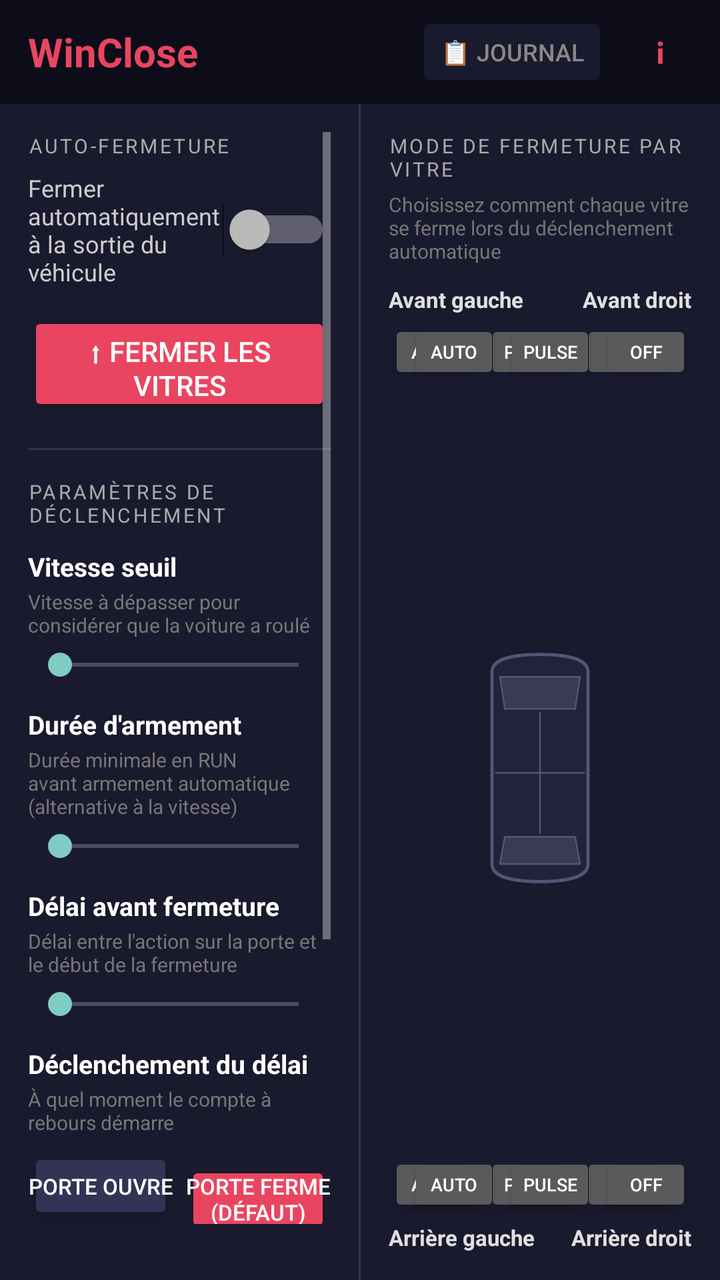
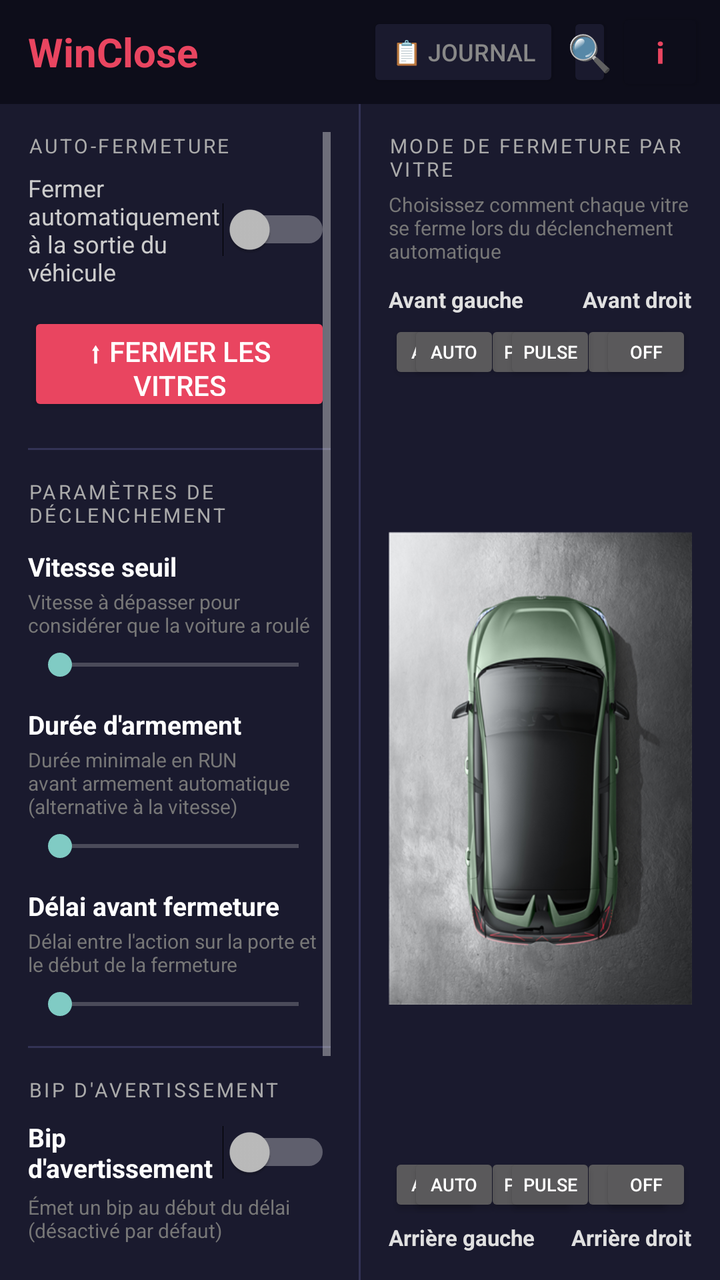

An Android layout rendered at two revisions. The XML below is the earlier revision; the diff shows what the commit changed to produce the second picture.
<!-- AndroidManifest.xml: application theme Theme.WinClose -->
<!-- res/layout/activity_main.xml -->
<?xml version="1.0" encoding="utf-8"?>
<LinearLayout xmlns:android="http://schemas.android.com/apk/res/android"
    android:layout_width="match_parent"
    android:layout_height="match_parent"
    android:orientation="vertical"
    android:background="#1A1A2E">

    
    <LinearLayout
        android:layout_width="match_parent"
        android:layout_height="52dp"
        android:orientation="horizontal"
        android:gravity="center_vertical"
        android:paddingStart="14dp"
        android:paddingEnd="8dp"
        android:background="#0D0D1A">

        <TextView
            android:layout_width="0dp"
            android:layout_height="wrap_content"
            android:layout_weight="1"
            android:text="@string/app_name"
            android:textColor="#E94560"
            android:textSize="20sp"
            android:textStyle="bold" />

        <Button
            android:id="@+id/btn_view_log"
            android:layout_width="wrap_content"
            android:layout_height="40dp"
            android:text="@string/btn_view_log"
            android:textColor="#888888"
            android:textSize="12sp"
            android:paddingStart="12dp"
            android:paddingEnd="12dp"
            android:minWidth="0dp"
            android:backgroundTint="#1A1A2E"
            android:layout_marginEnd="4dp" />

        <Button
            android:id="@+id/btn_info"
            android:layout_width="44dp"
            android:layout_height="44dp"
            android:text="ℹ"
            android:textColor="#E94560"
            android:textSize="22sp"
            android:padding="0dp"
            android:minWidth="0dp"
            android:minHeight="0dp"
            android:backgroundTint="#0D0D1A" />

    </LinearLayout>

    
    <LinearLayout
        android:layout_width="match_parent"
        android:layout_height="0dp"
        android:layout_weight="1"
        android:orientation="horizontal">

        
        <ScrollView
            android:layout_width="0dp"
            android:layout_height="match_parent"
            android:layout_weight="1"
            android:padding="14dp">

            <LinearLayout
                android:layout_width="match_parent"
                android:layout_height="wrap_content"
                android:orientation="vertical">

                
                <TextView
                    android:layout_width="match_parent"
                    android:layout_height="wrap_content"
                    android:text="@string/section_auto_close"
                    android:textColor="#AAAAAA"
                    android:textSize="10sp"
                    android:textAllCaps="true"
                    android:letterSpacing="0.12"
                    android:layout_marginBottom="6dp" />

                <LinearLayout
                    android:layout_width="match_parent"
                    android:layout_height="wrap_content"
                    android:orientation="horizontal"
                    android:gravity="center_vertical"
                    android:layout_marginBottom="12dp">

                    <TextView
                        android:layout_width="0dp"
                        android:layout_height="wrap_content"
                        android:layout_weight="1"
                        android:text="@string/switch_auto_label"
                        android:textColor="#CCCCCC"
                        android:textSize="12sp" />

                    <Switch
                        android:id="@+id/switch_auto"
                        android:layout_width="wrap_content"
                        android:layout_height="wrap_content" />
                </LinearLayout>

                
                <Button
                    android:id="@+id/btn_close_hold"
                    android:layout_width="match_parent"
                    android:layout_height="52dp"
                    android:text="@string/btn_close_pulsed"
                    android:textColor="#FFFFFF"
                    android:textSize="14sp"
                    android:backgroundTint="#E94560"
                    android:layout_marginBottom="16dp" />

                <View android:layout_width="match_parent" android:layout_height="1dp"
                    android:background="#333355" android:layout_marginBottom="14dp" />

                
                <TextView
                    android:layout_width="match_parent"
                    android:layout_height="wrap_content"
                    android:text="@string/section_trigger_settings"
                    android:textColor="#AAAAAA"
                    android:textSize="10sp"
                    android:textAllCaps="true"
                    android:letterSpacing="0.12"
                    android:layout_marginBottom="10dp" />

                
                <LinearLayout android:layout_width="match_parent" android:layout_height="wrap_content"
                    android:orientation="horizontal" android:gravity="center_vertical">
                    <TextView android:layout_width="0dp" android:layout_height="wrap_content"
                        android:layout_weight="1" android:text="@string/settings_speed_label"
                        android:textColor="#FFFFFF" android:textSize="13sp" android:textStyle="bold" />
                    <TextView android:id="@+id/tv_speed_val" android:layout_width="wrap_content"
                        android:layout_height="wrap_content" android:textColor="#00FF88"
                        android:textSize="13sp" android:fontFamily="monospace" android:textStyle="bold" />
                </LinearLayout>
                <TextView android:layout_width="match_parent" android:layout_height="wrap_content"
                    android:text="@string/settings_speed_desc" android:textColor="#777777"
                    android:textSize="10sp" android:layout_marginTop="2dp" />
                <SeekBar android:id="@+id/sb_speed" android:layout_width="match_parent"
                    android:layout_height="wrap_content" android:layout_marginTop="4dp"
                    android:layout_marginBottom="12dp" android:max="40" />

                
                <LinearLayout android:layout_width="match_parent" android:layout_height="wrap_content"
                    android:orientation="horizontal" android:gravity="center_vertical">
                    <TextView android:layout_width="0dp" android:layout_height="wrap_content"
                        android:layout_weight="1" android:text="@string/settings_time_label"
                        android:textColor="#FFFFFF" android:textSize="13sp" android:textStyle="bold" />
                    <TextView android:id="@+id/tv_time_val" android:layout_width="wrap_content"
                        android:layout_height="wrap_content" android:textColor="#00FF88"
                        android:textSize="13sp" android:fontFamily="monospace" android:textStyle="bold" />
                </LinearLayout>
                <TextView android:layout_width="match_parent" android:layout_height="wrap_content"
                    android:text="@string/settings_time_desc" android:textColor="#777777"
                    android:textSize="10sp" android:layout_marginTop="2dp" />
                <SeekBar android:id="@+id/sb_time" android:layout_width="match_parent"
                    android:layout_height="wrap_content" android:layout_marginTop="4dp"
                    android:layout_marginBottom="12dp" android:max="15" />

                
                <LinearLayout android:layout_width="match_parent" android:layout_height="wrap_content"
                    android:orientation="horizontal" android:gravity="center_vertical">
                    <TextView android:layout_width="0dp" android:layout_height="wrap_content"
                        android:layout_weight="1" android:text="@string/settings_delay_label"
                        android:textColor="#FFFFFF" android:textSize="13sp" android:textStyle="bold" />
                    <TextView android:id="@+id/tv_delay_val" android:layout_width="wrap_content"
                        android:layout_height="wrap_content" android:textColor="#00FF88"
                        android:textSize="13sp" android:fontFamily="monospace" android:textStyle="bold" />
                </LinearLayout>
                <TextView android:layout_width="match_parent" android:layout_height="wrap_content"
                    android:text="@string/settings_delay_desc" android:textColor="#777777"
                    android:textSize="10sp" android:layout_marginTop="2dp" />
                <SeekBar android:id="@+id/sb_delay" android:layout_width="match_parent"
                    android:layout_height="wrap_content" android:layout_marginTop="4dp"
                    android:layout_marginBottom="12dp" android:max="30" />

                
                <TextView android:layout_width="match_parent" android:layout_height="wrap_content"
                    android:text="@string/settings_trigger_label"
                    android:textColor="#FFFFFF" android:textSize="13sp" android:textStyle="bold" />
                <TextView android:layout_width="match_parent" android:layout_height="wrap_content"
                    android:text="@string/settings_trigger_desc"
                    android:textColor="#777777" android:textSize="10sp"
                    android:layout_marginTop="2dp" android:layout_marginBottom="6dp" />
                <LinearLayout android:layout_width="match_parent" android:layout_height="wrap_content"
                    android:orientation="horizontal" android:layout_marginBottom="14dp">
                    <Button android:id="@+id/btn_trigger_open"
                        android:layout_width="0dp" android:layout_height="38dp"
                        android:layout_weight="1" android:text="@string/btn_trigger_door_open"
                        android:textSize="11sp" android:padding="0dp" android:minWidth="0dp"
                        android:minHeight="0dp" android:backgroundTint="#333355"
                        android:layout_marginEnd="6dp" />
                    <Button android:id="@+id/btn_trigger_close"
                        android:layout_width="0dp" android:layout_height="38dp"
                        android:layout_weight="1" android:text="@string/btn_trigger_door_close"
                        android:textSize="11sp" android:padding="0dp" android:minWidth="0dp"
                        android:minHeight="0dp" android:backgroundTint="#E94560" />
                </LinearLayout>

                <View android:layout_width="match_parent" android:layout_height="1dp"
                    android:background="#333355" android:layout_marginBottom="14dp" />

                
                <TextView
                    android:layout_width="match_parent"
                    android:layout_height="wrap_content"
                    android:text="@string/section_beep"
                    android:textColor="#AAAAAA"
                    android:textSize="10sp"
                    android:textAllCaps="true"
                    android:letterSpacing="0.12"
                    android:layout_marginBottom="8dp" />

                <LinearLayout android:layout_width="match_parent" android:layout_height="wrap_content"
                    android:orientation="horizontal" android:gravity="center_vertical"
                    android:layout_marginBottom="4dp">
                    <TextView android:layout_width="0dp" android:layout_height="wrap_content"
                        android:layout_weight="1" android:text="@string/settings_beep_label"
                        android:textColor="#FFFFFF" android:textSize="13sp" android:textStyle="bold" />
                    <Switch android:id="@+id/switch_beep"
                        android:layout_width="wrap_content" android:layout_height="wrap_content" />
                </LinearLayout>
                <TextView android:layout_width="match_parent" android:layout_height="wrap_content"
                    android:text="@string/settings_beep_desc"
                    android:textColor="#777777" android:textSize="10sp"
                    android:layout_marginBottom="8dp" />

                
                <LinearLayout android:id="@+id/layout_beep_volume"
                    android:layout_width="match_parent" android:layout_height="wrap_content"
                    android:orientation="vertical" android:visibility="gone">
                    <LinearLayout android:layout_width="match_parent" android:layout_height="wrap_content"
                        android:orientation="horizontal" android:gravity="center_vertical">
                        <TextView android:layout_width="0dp" android:layout_height="wrap_content"
                            android:layout_weight="1" android:text="@string/settings_beep_volume_label"
                            android:textColor="#FFFFFF" android:textSize="13sp" />
                        <TextView android:id="@+id/tv_beep_vol_val"
                            android:layout_width="wrap_content" android:layout_height="wrap_content"
                            android:textColor="#00FF88" android:textSize="13sp"
                            android:fontFamily="monospace" android:textStyle="bold" />
                    </LinearLayout>
                    <SeekBar android:id="@+id/sb_beep_volume"
                        android:layout_width="match_parent" android:layout_height="wrap_content"
                        android:layout_marginTop="4dp" android:layout_marginBottom="8dp"
                        android:max="100" />
                </LinearLayout>

                <View android:layout_width="match_parent" android:layout_height="1dp"
                    android:background="#333355" android:layout_marginBottom="14dp"
                    android:layout_marginTop="4dp" />

                
                <TextView
                    android:layout_width="match_parent"
                    android:layout_height="wrap_content"
                    android:text="@string/settings_language_label"
                    android:textColor="#FFFFFF" android:textSize="13sp" android:textStyle="bold"
                    android:layout_marginBottom="6dp" />

                <LinearLayout android:layout_width="match_parent" android:layout_height="wrap_content"
                    android:orientation="horizontal" android:layout_marginBottom="14dp">
                    <Button android:id="@+id/btn_lang_fr"
                        android:layout_width="0dp" android:layout_height="38dp"
                        android:layout_weight="1" android:text="@string/dialog_lang_fr"
                        android:textSize="12sp" android:backgroundTint="#E94560"
                        android:layout_marginEnd="6dp" />
                    <Button android:id="@+id/btn_lang_en"
                        android:layout_width="0dp" android:layout_height="38dp"
                        android:layout_weight="1" android:text="@string/dialog_lang_en"
                        android:textSize="12sp" android:backgroundTint="#333355"
                        android:textColor="#AAAAAA" />
                </LinearLayout>

                <Button android:id="@+id/btn_settings_reset"
                    android:layout_width="match_parent" android:layout_height="40dp"
                    android:text="@string/settings_reset"
                    android:textColor="#AAAAAA" android:textSize="12sp"
                    android:backgroundTint="#333355" />

            </LinearLayout>
        </ScrollView>

        
        <View android:layout_width="1dp" android:layout_height="match_parent"
            android:background="#333355" />

        
        <LinearLayout
            android:layout_width="0dp"
            android:layout_height="match_parent"
            android:layout_weight="1"
            android:orientation="vertical"
            android:padding="14dp">

            <TextView android:layout_width="match_parent" android:layout_height="wrap_content"
                android:text="@string/windows_title"
                android:textColor="#AAAAAA" android:textSize="10sp"
                android:textAllCaps="true" android:letterSpacing="0.12"
                android:layout_marginBottom="4dp" />

            <TextView android:layout_width="match_parent" android:layout_height="wrap_content"
                android:text="@string/windows_desc"
                android:textColor="#777777" android:textSize="10sp"
                android:layout_marginBottom="10dp" />

            
            <RelativeLayout
                android:layout_width="match_parent"
                android:layout_height="0dp"
                android:layout_weight="1">

                <ImageView android:id="@+id/iv_car"
                    android:layout_width="80dp" android:layout_height="120dp"
                    android:layout_centerInParent="true"
                    android:src="@drawable/ic_car_top"
                    android:contentDescription="@null" />

                
                <LinearLayout android:id="@+id/panel_fl"
                    android:layout_width="wrap_content" android:layout_height="wrap_content"
                    android:layout_alignParentStart="true" android:layout_alignParentTop="true"
                    android:orientation="vertical">
                    <TextView android:layout_width="wrap_content" android:layout_height="wrap_content"
                        android:text="@string/win_fl" android:textColor="#E0E0E0"
                        android:textSize="11sp" android:textStyle="bold" android:layout_marginBottom="3dp" />
                    <LinearLayout android:layout_width="wrap_content" android:layout_height="wrap_content"
                        android:orientation="horizontal">
                        <Button android:id="@+id/btn_fl_auto" android:layout_width="46dp" android:layout_height="32dp"
                            android:text="@string/mode_auto" android:textSize="9sp"
                            android:padding="0dp" android:minWidth="0dp" android:minHeight="0dp" android:layout_marginEnd="2dp" />
                        <Button android:id="@+id/btn_fl_pulsed" android:layout_width="46dp" android:layout_height="32dp"
                            android:text="@string/mode_pulsed" android:textSize="9sp"
                            android:padding="0dp" android:minWidth="0dp" android:minHeight="0dp" android:layout_marginEnd="2dp" />
                        <Button android:id="@+id/btn_fl_off" android:layout_width="46dp" android:layout_height="32dp"
                            android:text="@string/mode_off" android:textSize="9sp"
                            android:padding="0dp" android:minWidth="0dp" android:minHeight="0dp" />
                    </LinearLayout>
                </LinearLayout>

                
                <LinearLayout android:id="@+id/panel_fr"
                    android:layout_width="wrap_content" android:layout_height="wrap_content"
                    android:layout_alignParentEnd="true" android:layout_alignParentTop="true"
                    android:orientation="vertical" android:gravity="end">
                    <TextView android:layout_width="wrap_content" android:layout_height="wrap_content"
                        android:text="@string/win_fr" android:textColor="#E0E0E0"
                        android:textSize="11sp" android:textStyle="bold" android:layout_marginBottom="3dp" />
                    <LinearLayout android:layout_width="wrap_content" android:layout_height="wrap_content"
                        android:orientation="horizontal">
                        <Button android:id="@+id/btn_fr_auto" android:layout_width="46dp" android:layout_height="32dp"
                            android:text="@string/mode_auto" android:textSize="9sp"
                            android:padding="0dp" android:minWidth="0dp" android:minHeight="0dp" android:layout_marginEnd="2dp" />
                        <Button android:id="@+id/btn_fr_pulsed" android:layout_width="46dp" android:layout_height="32dp"
                            android:text="@string/mode_pulsed" android:textSize="9sp"
                            android:padding="0dp" android:minWidth="0dp" android:minHeight="0dp" android:layout_marginEnd="2dp" />
                        <Button android:id="@+id/btn_fr_off" android:layout_width="46dp" android:layout_height="32dp"
                            android:text="@string/mode_off" android:textSize="9sp"
                            android:padding="0dp" android:minWidth="0dp" android:minHeight="0dp" />
                    </LinearLayout>
                </LinearLayout>

                
                <LinearLayout android:id="@+id/panel_rl"
                    android:layout_width="wrap_content" android:layout_height="wrap_content"
                    android:layout_alignParentStart="true" android:layout_alignParentBottom="true"
                    android:orientation="vertical">
                    <LinearLayout android:layout_width="wrap_content" android:layout_height="wrap_content"
                        android:orientation="horizontal" android:layout_marginBottom="3dp">
                        <Button android:id="@+id/btn_rl_auto" android:layout_width="46dp" android:layout_height="32dp"
                            android:text="@string/mode_auto" android:textSize="9sp"
                            android:padding="0dp" android:minWidth="0dp" android:minHeight="0dp" android:layout_marginEnd="2dp" />
                        <Button android:id="@+id/btn_rl_pulsed" android:layout_width="46dp" android:layout_height="32dp"
                            android:text="@string/mode_pulsed" android:textSize="9sp"
                            android:padding="0dp" android:minWidth="0dp" android:minHeight="0dp" android:layout_marginEnd="2dp" />
                        <Button android:id="@+id/btn_rl_off" android:layout_width="46dp" android:layout_height="32dp"
                            android:text="@string/mode_off" android:textSize="9sp"
                            android:padding="0dp" android:minWidth="0dp" android:minHeight="0dp" />
                    </LinearLayout>
                    <TextView android:layout_width="wrap_content" android:layout_height="wrap_content"
                        android:text="@string/win_rl" android:textColor="#E0E0E0"
                        android:textSize="11sp" android:textStyle="bold" />
                </LinearLayout>

                
                <LinearLayout android:id="@+id/panel_rr"
                    android:layout_width="wrap_content" android:layout_height="wrap_content"
                    android:layout_alignParentEnd="true" android:layout_alignParentBottom="true"
                    android:orientation="vertical" android:gravity="end">
                    <LinearLayout android:layout_width="wrap_content" android:layout_height="wrap_content"
                        android:orientation="horizontal" android:layout_marginBottom="3dp">
                        <Button android:id="@+id/btn_rr_auto" android:layout_width="46dp" android:layout_height="32dp"
                            android:text="@string/mode_auto" android:textSize="9sp"
                            android:padding="0dp" android:minWidth="0dp" android:minHeight="0dp" android:layout_marginEnd="2dp" />
                        <Button android:id="@+id/btn_rr_pulsed" android:layout_width="46dp" android:layout_height="32dp"
                            android:text="@string/mode_pulsed" android:textSize="9sp"
                            android:padding="0dp" android:minWidth="0dp" android:minHeight="0dp" android:layout_marginEnd="2dp" />
                        <Button android:id="@+id/btn_rr_off" android:layout_width="46dp" android:layout_height="32dp"
                            android:text="@string/mode_off" android:textSize="9sp"
                            android:padding="0dp" android:minWidth="0dp" android:minHeight="0dp" />
                    </LinearLayout>
                    <TextView android:layout_width="wrap_content" android:layout_height="wrap_content"
                        android:text="@string/win_rr" android:textColor="#E0E0E0"
                        android:textSize="11sp" android:textStyle="bold" />
                </LinearLayout>

            </RelativeLayout>

        </LinearLayout>

    </LinearLayout>

</LinearLayout>
<!-- resources referenced by this layout -->
<resources>
  <!-- drawable ic_car_top (drawable) -->
  <?xml version="1.0" encoding="utf-8"?>
  <vector xmlns:android="http://schemas.android.com/apk/res/android"
      android:width="100dp"
      android:height="150dp"
      android:viewportWidth="100"
      android:viewportHeight="150">
  
      
      <path
          android:fillColor="#22223A"
          android:strokeColor="#555577"
          android:strokeWidth="2"
          android:pathData="M20,15 C20,8 30,4 50,4 C70,4 80,8 80,15 L80,135 C80,142 70,146 50,146 C30,146 20,142 20,135 Z" />
  
      
      <path
          android:fillColor="#3A3A55"
          android:strokeColor="#555577"
          android:strokeWidth="1"
          android:pathData="M25,18 L75,18 L72,38 L28,38 Z" />
  
      
      <path
          android:fillColor="#3A3A55"
          android:strokeColor="#555577"
          android:strokeWidth="1"
          android:pathData="M28,118 L72,118 L75,135 L25,135 Z" />
  
      
      <path
          android:strokeColor="#555577"
          android:strokeWidth="1"
          android:pathData="M50,40 L50,116" />
  
      
      <path
          android:strokeColor="#555577"
          android:strokeWidth="1"
          android:pathData="M22,78 L78,78" />
  
  </vector>
  <string name="app_name">WinClose</string>
  <string name="btn_close_pulsed">⬆ Fermer les vitres</string>
  <string name="btn_trigger_door_close">Porte FERME (défaut)</string>
  <string name="btn_trigger_door_open">Porte OUVRE</string>
  <string name="btn_view_log">📋 Journal</string>
  <string name="dialog_lang_en">🇬🇧 English</string>
  <string name="dialog_lang_fr">🇫🇷 Français</string>
  <string name="mode_auto">AUTO</string>
  <string name="mode_off">OFF</string>
  <string name="mode_pulsed">PULSE</string>
  <string name="section_auto_close">Auto-fermeture</string>
  <string name="section_beep">"Bip d'avertissement"</string>
  <string name="section_trigger_settings">Paramètres de déclenchement</string>
  <string name="settings_beep_desc">Émet un bip au début du délai (désactivé par défaut)</string>
  <string name="settings_beep_label">"Bip d'avertissement"</string>
  <string name="settings_beep_volume_label">Volume du bip</string>
  <string name="settings_delay_desc">"Délai entre l'action sur la porte et le début de la fermeture"</string>
  <string name="settings_delay_label">Délai avant fermeture</string>
  <string name="settings_language_label">Langue / Language</string>
  <string name="settings_reset">Valeurs par défaut</string>
  <string name="settings_speed_desc">Vitesse à dépasser pour considérer que la voiture a roulé</string>
  <string name="settings_speed_label">Vitesse seuil</string>
  <string name="settings_time_desc">Durée minimale en RUN avant armement automatique (alternative à la vitesse)</string>
  <string name="settings_time_label">"Durée d'armement"</string>
  <string name="settings_trigger_desc">À quel moment le compte à rebours démarre</string>
  <string name="settings_trigger_label">Déclenchement du délai</string>
  <string name="switch_auto_label">Fermer automatiquement à la sortie du véhicule</string>
  <string name="win_fl">Avant gauche</string>
  <string name="win_fr">Avant droit</string>
  <string name="win_rl">Arrière gauche</string>
  <string name="win_rr">Arrière droit</string>
  <string name="windows_desc">Choisissez comment chaque vitre se ferme lors du déclenchement automatique</string>
  <string name="windows_title">Mode de fermeture par vitre</string>
  <style name="Theme.WinClose" parent="Theme.AppCompat.NoActionBar">
          <item name="android:windowBackground">#1A1A2E</item>
          <item name="android:statusBarColor">#1A1A2E</item>
          <item name="android:navigationBarColor">#1A1A2E</item>
      </style>
</resources>

<!-- the commit's change to res/layout/activity_main.xml (unified diff, before → after) -->
@@ -38,6 +38,19 @@
             android:layout_marginEnd="4dp" />
 
         <Button
+            android:id="@+id/btn_verbose"
+            android:layout_width="wrap_content"
+            android:layout_height="40dp"
+            android:text="🔍"
+            android:textSize="18sp"
+            android:padding="0dp"
+            android:paddingStart="10dp"
+            android:paddingEnd="10dp"
+            android:minWidth="0dp"
+            android:backgroundTint="#1A1A2E"
+            android:layout_marginEnd="2dp" />
+
+        <Button
             android:id="@+id/btn_info"
             android:layout_width="44dp"
             android:layout_height="44dp"
@@ -177,29 +190,6 @@
                 <SeekBar android:id="@+id/sb_delay" android:layout_width="match_parent"
                     android:layout_height="wrap_content" android:layout_marginTop="4dp"
                     android:layout_marginBottom="12dp" android:max="30" />
-
-                
-                <TextView android:layout_width="match_parent" android:layout_height="wrap_content"
-                    android:text="@string/settings_trigger_label"
-                    android:textColor="#FFFFFF" android:textSize="13sp" android:textStyle="bold" />
-                <TextView android:layout_width="match_parent" android:layout_height="wrap_content"
-                    android:text="@string/settings_trigger_desc"
-                    android:textColor="#777777" android:textSize="10sp"
-                    android:layout_marginTop="2dp" android:layout_marginBottom="6dp" />
-                <LinearLayout android:layout_width="match_parent" android:layout_height="wrap_content"
-                    android:orientation="horizontal" android:layout_marginBottom="14dp">
-                    <Button android:id="@+id/btn_trigger_open"
-                        android:layout_width="0dp" android:layout_height="38dp"
-                        android:layout_weight="1" android:text="@string/btn_trigger_door_open"
-                        android:textSize="11sp" android:padding="0dp" android:minWidth="0dp"
-                        android:minHeight="0dp" android:backgroundTint="#333355"
-                        android:layout_marginEnd="6dp" />
-                    <Button android:id="@+id/btn_trigger_close"
-                        android:layout_width="0dp" android:layout_height="38dp"
-                        android:layout_weight="1" android:text="@string/btn_trigger_door_close"
-                        android:textSize="11sp" android:padding="0dp" android:minWidth="0dp"
-                        android:minHeight="0dp" android:backgroundTint="#E94560" />
-                </LinearLayout>
 
                 <View android:layout_width="match_parent" android:layout_height="1dp"
                     android:background="#333355" android:layout_marginBottom="14dp" />
@@ -314,9 +304,10 @@
                 android:layout_weight="1">
 
                 <ImageView android:id="@+id/iv_car"
-                    android:layout_width="80dp" android:layout_height="120dp"
+                    android:layout_width="match_parent" android:layout_height="match_parent"
                     android:layout_centerInParent="true"
-                    android:src="@drawable/ic_car_top"
+                    android:src="@drawable/mg4_top"
+                    android:scaleType="fitCenter"
                     android:contentDescription="@null" />
 
                 
<!-- resource entries referenced after the edit -->
@@ -1,51 +1,8 @@
 <!-- resources referenced by this layout -->
 <resources>
-  <!-- drawable ic_car_top (drawable) -->
-  <?xml version="1.0" encoding="utf-8"?>
-  <vector xmlns:android="http://schemas.android.com/apk/res/android"
-      android:width="100dp"
-      android:height="150dp"
-      android:viewportWidth="100"
-      android:viewportHeight="150">
-  
-      
-      <path
-          android:fillColor="#22223A"
-          android:strokeColor="#555577"
-          android:strokeWidth="2"
-          android:pathData="M20,15 C20,8 30,4 50,4 C70,4 80,8 80,15 L80,135 C80,142 70,146 50,146 C30,146 20,142 20,135 Z" />
-  
-      
-      <path
-          android:fillColor="#3A3A55"
-          android:strokeColor="#555577"
-          android:strokeWidth="1"
-          android:pathData="M25,18 L75,18 L72,38 L28,38 Z" />
-  
-      
-      <path
-          android:fillColor="#3A3A55"
-          android:strokeColor="#555577"
-          android:strokeWidth="1"
-          android:pathData="M28,118 L72,118 L75,135 L25,135 Z" />
-  
-      
-      <path
-          android:strokeColor="#555577"
-          android:strokeWidth="1"
-          android:pathData="M50,40 L50,116" />
-  
-      
-      <path
-          android:strokeColor="#555577"
-          android:strokeWidth="1"
-          android:pathData="M22,78 L78,78" />
-  
-  </vector>
+  <!-- drawable mg4_top: png bitmap (drawable, 223836 bytes) -->
   <string name="app_name">WinClose</string>
   <string name="btn_close_pulsed">⬆ Fermer les vitres</string>
-  <string name="btn_trigger_door_close">Porte FERME (défaut)</string>
-  <string name="btn_trigger_door_open">Porte OUVRE</string>
   <string name="btn_view_log">📋 Journal</string>
   <string name="dialog_lang_en">🇬🇧 English</string>
   <string name="dialog_lang_fr">🇫🇷 Français</string>
@@ -66,8 +23,6 @@
   <string name="settings_speed_label">Vitesse seuil</string>
   <string name="settings_time_desc">Durée minimale en RUN avant armement automatique (alternative à la vitesse)</string>
   <string name="settings_time_label">"Durée d'armement"</string>
-  <string name="settings_trigger_desc">À quel moment le compte à rebours démarre</string>
-  <string name="settings_trigger_label">Déclenchement du délai</string>
   <string name="switch_auto_label">Fermer automatiquement à la sortie du véhicule</string>
   <string name="win_fl">Avant gauche</string>
   <string name="win_fr">Avant droit</string>
